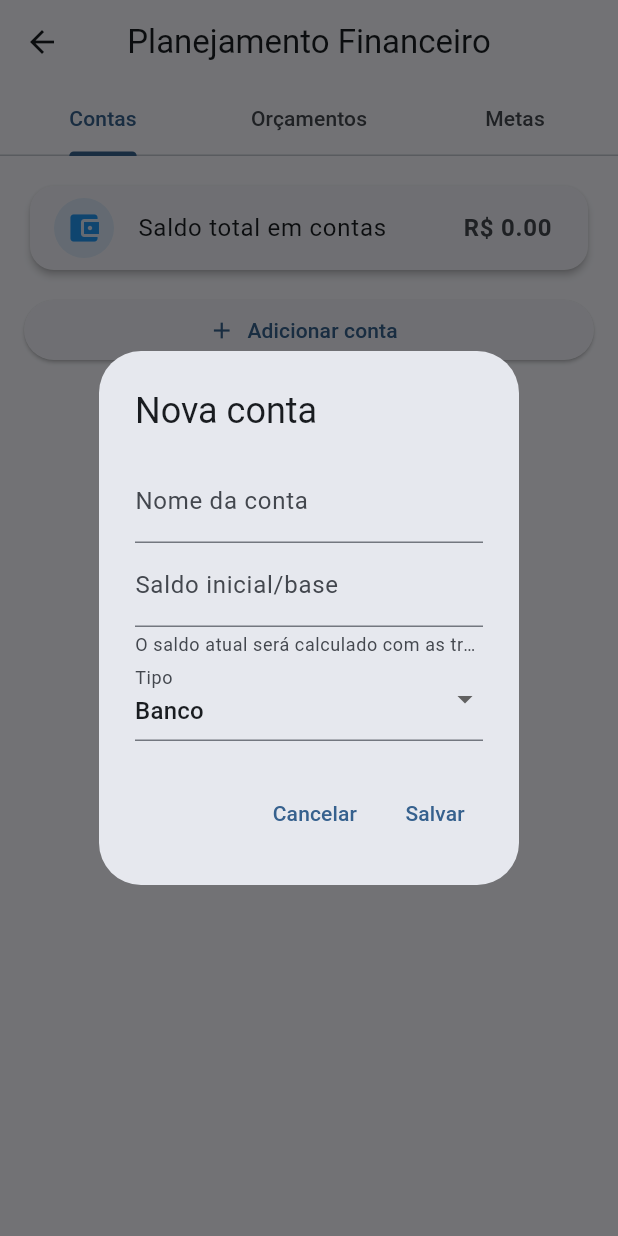
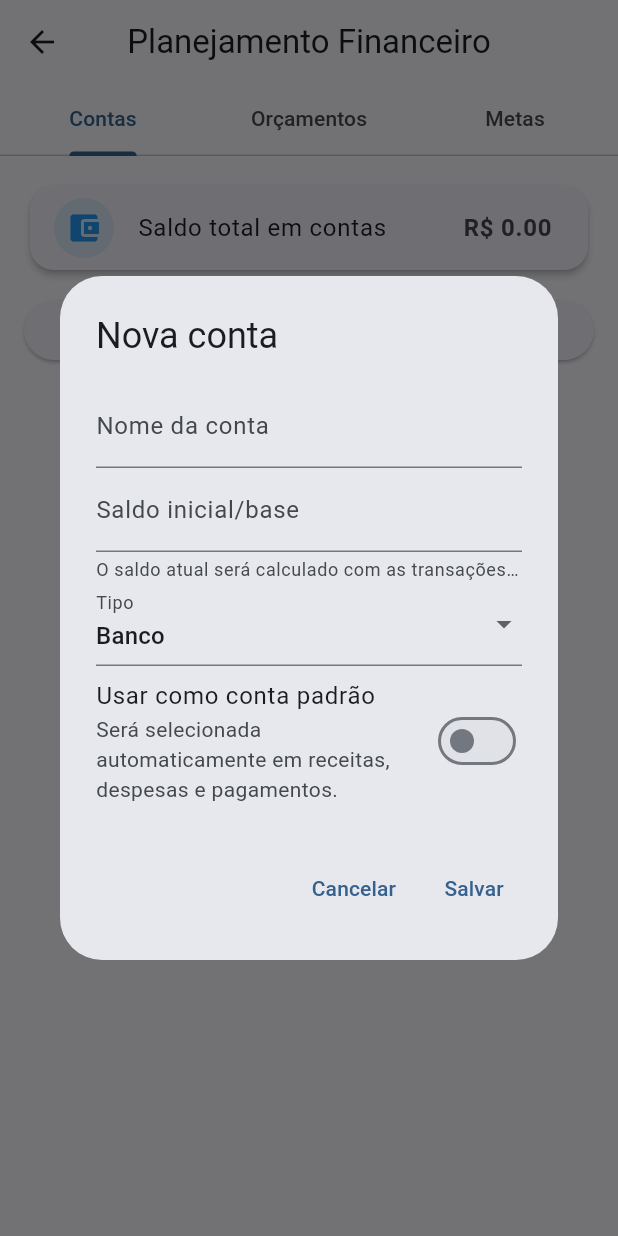
Before and after one commit to zatarana/DiasOrganizesz, a Flutter app: the FinancePlanningScreen screen opened directly, after a tap on "Adicionar conta", on a phone screen of 412 x 824 dp. Run offline on Flutter 3.47's test engine with Material 3 defaults, Android fonts, the phone set to English and light mode, and no system bars; our stand-ins replace flutter_local_notifications, flutter_riverpod, sqflite, table_calendar, timezone; accounts and stored records are empty; statements that could not run were skipped.

Commit message:
feat: allow selecting default financial account

```diff
--- a/lib/features/finance/finance_planning_screen.dart
+++ b/lib/features/finance/finance_planning_screen.dart
@@ -8,6 +8,8 @@ import '../../data/models/financial_account_model.dart';
 import '../../data/models/financial_goal_model.dart';
 import '../../data/models/transaction_model.dart';
 import '../../domain/providers.dart';
+
+const String defaultFinancialAccountSettingKey = 'default_financial_account_id';
 
 class FinancePlanningScreen extends ConsumerStatefulWidget {
   const FinancePlanningScreen({super.key});
@@ -21,6 +23,7 @@ class _FinancePlanningScreenState extends ConsumerState<FinancePlanningScreen> {
   List<FinancialAccount> _accounts = [];
   List<Budget> _budgets = [];
   List<FinancialGoal> _goals = [];
+  int? _defaultAccountId;
 
   @override
   void initState() {
@@ -31,17 +34,31 @@ class _FinancePlanningScreenState extends ConsumerState<FinancePlanningScreen> {
   Future<void> _loadAll() async {
     if (!mounted) return;
     setState(() => _loading = true);
-    final db = await ref.read(dbProvider).database;
+    final dbHelper = ref.read(dbProvider);
+    final db = await dbHelper.database;
     final accounts = await FinancePlanningStore.getAccounts(db);
     final budgets = await FinancePlanningStore.getBudgets(db);
     final goals = await FinancePlanningStore.getGoals(db);
+    final defaultSetting = await dbHelper.getSetting(defaultFinancialAccountSettingKey);
+    final defaultAccountId = int.tryParse(defaultSetting?.value ?? '');
+    final validDefault = accounts.any((account) => account.id == defaultAccountId && !account.isArchived) ? defaultAccountId : null;
+    if (defaultAccountId != null && validDefault == null) {
+      await ref.read(appSettingsProvider.notifier).setValue(defaultFinancialAccountSettingKey, '');
+    }
     if (!mounted) return;
     setState(() {
       _accounts = accounts;
       _budgets = budgets;
       _goals = goals;
+      _defaultAccountId = validDefault;
       _loading = false;
     });
+  }
+
+  Future<void> _setDefaultAccount(int? accountId) async {
+    await ref.read(appSettingsProvider.notifier).setValue(defaultFinancialAccountSettingKey, accountId?.toString() ?? '');
+    if (!mounted) return;
+    setState(() => _defaultAccountId = accountId);
   }
 
   String _money(num value) => 'R\$ ${value.toDouble().toStringAsFixed(2)}';
@@ -118,15 +135,36 @@ class _FinancePlanningScreenState extends ConsumerState<FinancePlanningScreen> {
         if (_accounts.isEmpty)
           const _EmptyState(text: 'Nenhuma conta cadastrada ainda.')
         else
-          ..._accounts.map((account) => Card(
-                child: ListTile(
-                  leading: CircleAvatar(backgroundColor: Colors.blue.withValues(alpha: 0.12), child: Icon(_accountIcon(account.type), color: Colors.blue)),
-                  title: Text(account.name),
-                  subtitle: Text('${_accountTypeLabel(account.type)}${account.isArchived ? ' • arquivada' : ''}\nBase: ${_money(account.initialBalance)}'),
-                  trailing: Text(_money(account.currentBalance), style: const TextStyle(fontWeight: FontWeight.bold)),
-                  onTap: () => _showAccountDialog(account: account),
+          ..._accounts.map((account) {
+            final isDefault = account.id != null && account.id == _defaultAccountId;
+            return Card(
+              child: ListTile(
+                leading: CircleAvatar(backgroundColor: Colors.blue.withValues(alpha: 0.12), child: Icon(_accountIcon(account.type), color: Colors.blue)),
+                title: Row(
+                  children: [
+                    Expanded(child: Text(account.name, maxLines: 1, overflow: TextOverflow.ellipsis)),
+                    if (isDefault) const Chip(label: Text('Padrão'), visualDensity: VisualDensity.compact),
+                  ],
                 ),
-              )),
+                subtitle: Text('${_accountTypeLabel(account.type)}${account.isArchived ? ' • arquivada' : ''}\nBase: ${_money(account.initialBalance)}'),
+                trailing: SizedBox(
+                  width: 128,
+                  child: Row(
+                    mainAxisAlignment: MainAxisAlignment.end,
+                    children: [
+                      Flexible(child: Text(_money(account.currentBalance), overflow: TextOverflow.ellipsis, style: const TextStyle(fontWeight: FontWeight.bold))),
+                      IconButton(
+                        tooltip: isDefault ? 'Remover conta padrão' : 'Definir como padrão',
+                        icon: Icon(isDefault ? Icons.star : Icons.star_border, color: isDefault ? Colors.amber : null),
+                        onPressed: account.isArchived ? null : () => _setDefaultAccount(isDefault ? null : account.id),
+                      ),
+                    ],
+                  ),
+                ),
+                onTap: () => _showAccountDialog(account: account),
+              ),
+            );
+          }),
       ],
     );
   }
@@ -246,6 +284,7 @@ class _FinancePlanningScreenState extends ConsumerState<FinancePlanningScreen> {
     final balanceController = TextEditingController(text: account == null ? '' : account.initialBalance.toStringAsFixed(2));
     String type = account?.type ?? 'bank';
     bool archived = account?.isArchived ?? false;
+    bool makeDefault = account?.id != null && account!.id == _defaultAccountId;
 
     final saved = await showDialog<bool>(
       context: context,
@@ -270,7 +309,14 @@ class _FinancePlanningScreenState extends ConsumerState<FinancePlanningScreen> {
                   onChanged: (value) { if (value != null) setLocal(() => type = value); },
                   decoration: const InputDecoration(labelText: 'Tipo'),
                 ),
-                if (account != null) SwitchListTile(contentPadding: EdgeInsets.zero, title: const Text('Arquivar'), value: archived, onChanged: (v) => setLocal(() => archived = v)),
+                SwitchListTile(
+                  contentPadding: EdgeInsets.zero,
+                  title: const Text('Usar como conta padrão'),
+                  subtitle: const Text('Será selecionada automaticamente em receitas, despesas e pagamentos.'),
+                  value: makeDefault && !archived,
+                  onChanged: archived ? null : (v) => setLocal(() => makeDefault = v),
+                ),
+                if (account != null) SwitchListTile(contentPadding: EdgeInsets.zero, title: const Text('Arquivar'), value: archived, onChanged: (v) => setLocal(() { archived = v; if (v) makeDefault = false; })),
               ],
             ),
           ),
@@ -286,7 +332,12 @@ class _FinancePlanningScreenState extends ConsumerState<FinancePlanningScreen> {
                 }
                 final now = DateTime.now().toIso8601String();
                 final data = FinancialAccount(id: account?.id, name: name, type: type, initialBalance: baseBalance, currentBalance: account?.currentBalance ?? baseBalance, isArchived: archived, createdAt: account?.createdAt ?? now, updatedAt: now);
-                await FinancePlanningStore.upsertAccount(await ref.read(dbProvider).database, data);
+                final savedId = await FinancePlanningStore.upsertAccount(await ref.read(dbProvider).database, data);
+                if (makeDefault && !archived) {
+                  await ref.read(appSettingsProvider.notifier).setValue(defaultFinancialAccountSettingKey, savedId.toString());
+                } else if (savedId == _defaultAccountId || archived) {
+                  await ref.read(appSettingsProvider.notifier).setValue(defaultFinancialAccountSettingKey, '');
+                }
                 if (!ctx.mounted) return;
                 FocusScope.of(ctx).unfocus();
                 Navigator.pop(ctx, true);
```
